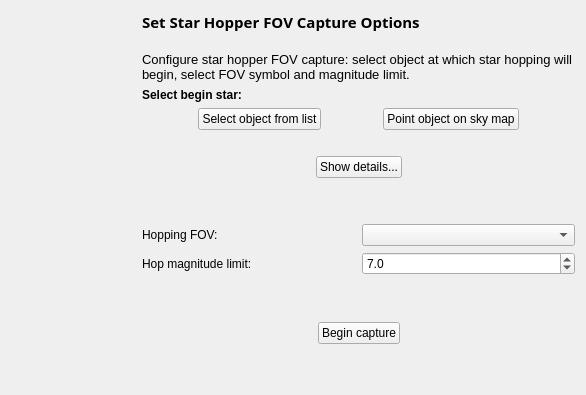
Before: the Qt Designer form kstars/printing/pwizfovsh.ui in KDE/kstars, drawn with Qt 5.
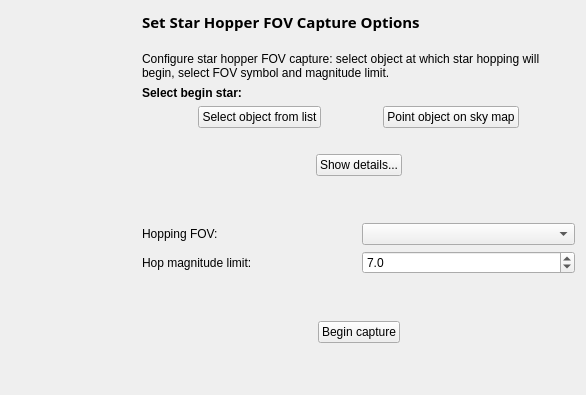
After: the same form once the commit is applied.

Diff of the .ui file:
```diff
--- a/kstars/printing/pwizfovsh.ui
+++ b/kstars/printing/pwizfovsh.ui
@@ -97,11 +97,7 @@
      <item>
       <widget class="QLabel" name="stepText">
        <property name="text">
-        <string>&lt;!DOCTYPE HTML PUBLIC &quot;-//W3C//DTD HTML 4.0//EN&quot; &quot;http://www.w3.org/TR/REC-html40/strict.dtd&quot;&gt;
-&lt;html&gt;&lt;head&gt;&lt;meta name=&quot;qrichtext&quot; content=&quot;1&quot; /&gt;&lt;style type=&quot;text/css&quot;&gt;
-p, li { white-space: pre-wrap; }
-&lt;/style&gt;&lt;/head&gt;&lt;body style=&quot; font-family:'Sans'; font-size:10pt; font-weight:400; font-style:normal;&quot;&gt;
-&lt;p style=&quot; margin-top:12px; margin-bottom:12px; margin-left:0px; margin-right:0px; -qt-block-indent:0; text-indent:0px;&quot;&gt;Configure star hopper FOV capture: select object at which star hopping will begin, select FOV symbol and magnitude limit.&lt;/p&gt;&lt;/body&gt;&lt;/html&gt;</string>
+        <string>Configure star hopper FOV capture: select object at which star hopping will begin, select FOV symbol and magnitude limit.</string>
        </property>
        <property name="wordWrap">
         <bool>true</bool>
```
